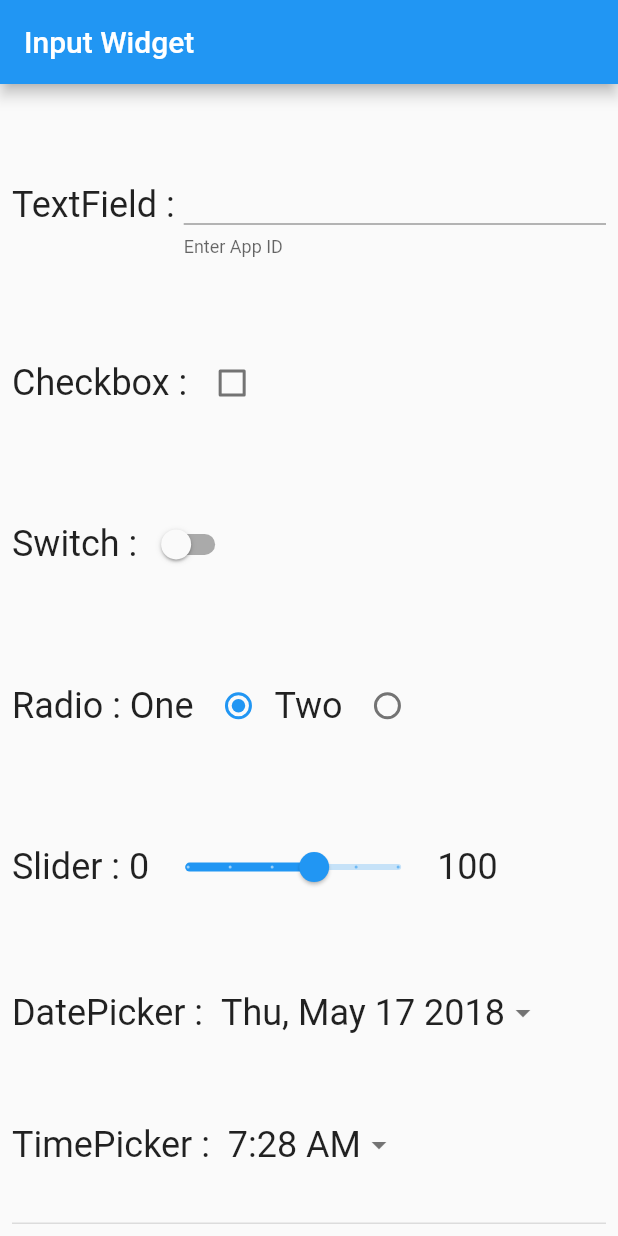
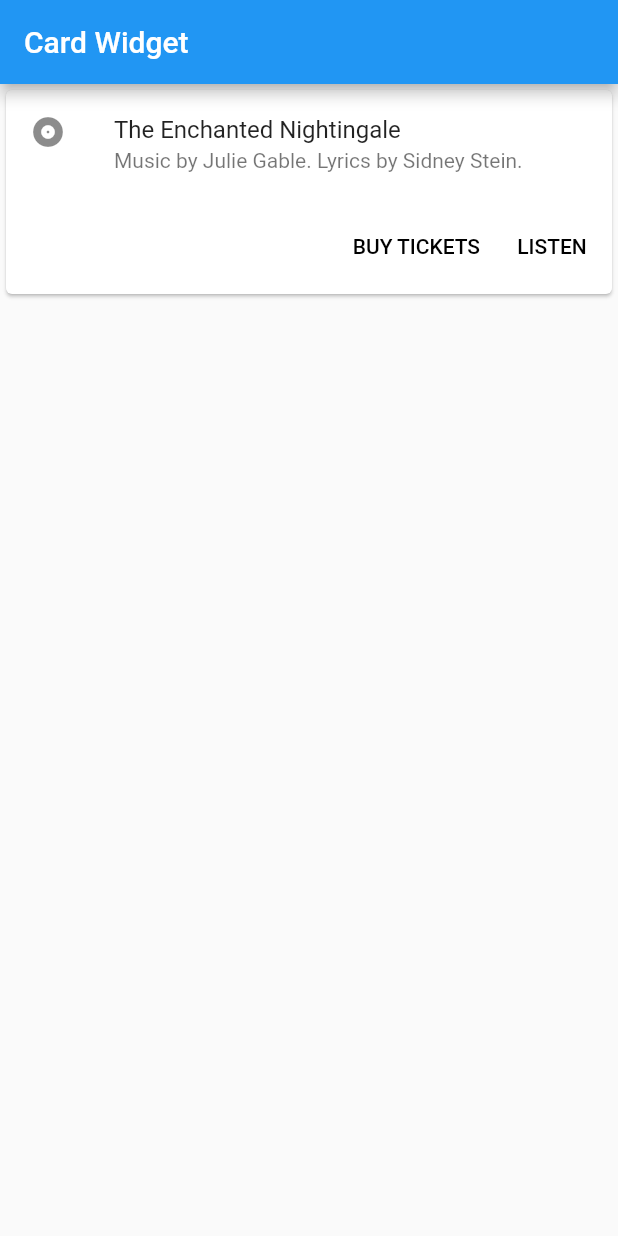
Before and after one commit to 1priyank1/flutter-demos, a Flutter app: the MyHomePage screen opened directly, on a phone screen of 412 x 824 dp. Run offline on Flutter 3.47's test engine with Material 2 defaults, Android fonts, the light colour scheme and no system bars.

Commit message:
Card widget demo added

```diff
--- /dev/null
+++ b/card_widget/lib/main.dart
@@ -0,0 +1,68 @@
+import 'package:flutter/material.dart';
+
+void main() => runApp(new MyApp());
+
+class MyApp extends StatelessWidget {
+
+  @override
+  Widget build(BuildContext context) {
+    return new MaterialApp(
+      title: 'Flutter Demo',
+      theme: new ThemeData(
+        primarySwatch: Colors.blue,
+      ),
+      home: new MyHomePage(title: 'Card Widget'),
+    );
+  }
+}
+
+class MyHomePage extends StatefulWidget {
+  MyHomePage({Key key, this.title}) : super(key: key);
+  final String title;
+
+  @override
+  _MyHomePageState createState() => new _MyHomePageState();
+}
+
+class _MyHomePageState extends State<MyHomePage> {
+
+
+  @override
+  Widget build(BuildContext context) {
+    //TextStyle textStyle = Theme.of(context).textTheme.subhead;
+
+    return new Scaffold(
+      appBar: new AppBar(
+        title: new Text(widget.title),
+      ),
+      body: new Card(
+        child: new Column(
+          mainAxisSize: MainAxisSize.min,
+          children: <Widget>[
+            const ListTile(
+              leading: const Icon(Icons.album),
+              title: const Text("The Enchanted Nightingale"),
+              subtitle: const Text(
+                  'Music by Julie Gable. Lyrics by Sidney Stein.'),
+            ),
+            new ButtonTheme.bar(
+              child: ButtonBar(
+                children: <Widget>[
+                  new FlatButton(
+                    child: new Text("BUY TICKETS"),
+                    onPressed: () {},
+                  ),
+                  new FlatButton(
+                    child: new Text("LISTEN"),
+                    onPressed: () {},
+                  ),
+                ],
+              ),
+            )
+          ],
+
+        ),
+      ),
+    );
+  }
+}
--- a/chip_widget/lib/main.dart
+++ b/chip_widget/lib/main.dart
@@ -11,7 +11,7 @@ class MyApp extends StatelessWidget {
       theme: new ThemeData(
         primarySwatch: Colors.blue,
       ),
-      home: new MyHomePage(title: 'Drawer Widget'),
+      home: new MyHomePage(title: 'Chip Widget'),
     );
   }
 }
```
Also changed, not shown: card_widget/pubspec.yaml (added, +57 -0 lines), card_widget/pubspec.lock (added), 61 other files.
